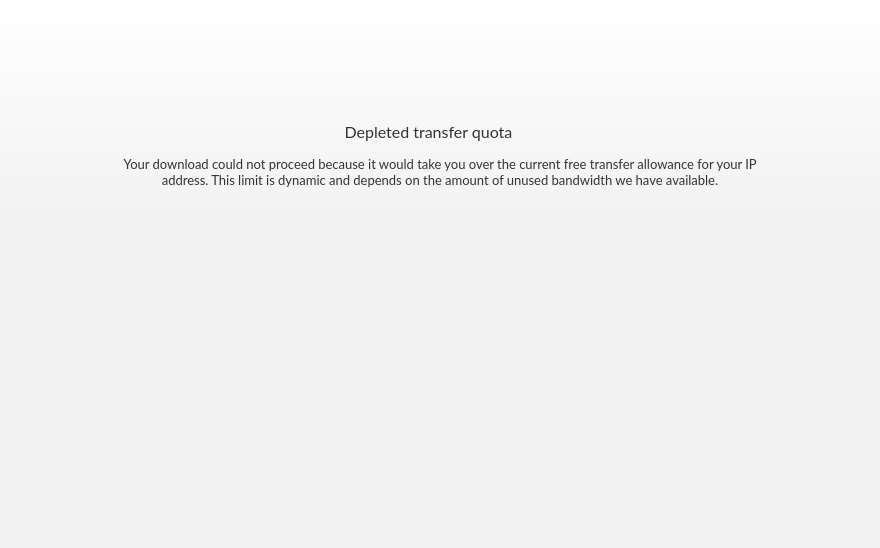
The window that src/MEGASync/gui/linux/UpgradeDialog.ui (meganz/MEGAsync) describes before a commit, drawn with Qt 5.
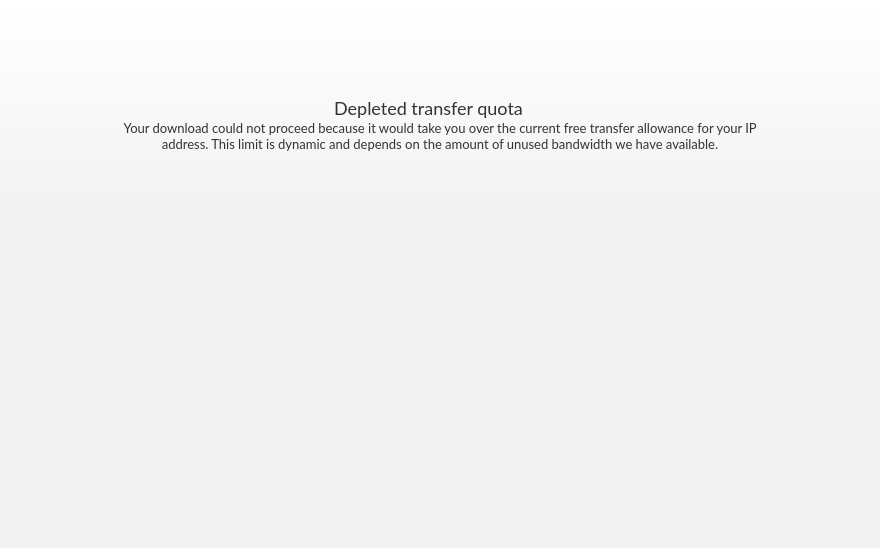
The same window after the commit. Icons and pictures are not drawn.

Commit message: [Fix] Fix upgrade dialog title and description maximum sizes on Windows and Linux as it is on Mac.

```diff
--- a/src/MEGASync/gui/linux/UpgradeDialog.ui
+++ b/src/MEGASync/gui/linux/UpgradeDialog.ui
@@ -58,7 +58,7 @@
      <property name="maximumSize">
       <size>
        <width>16777215</width>
-       <height>216</height>
+       <height>16777215</height>
       </size>
      </property>
      <property name="styleSheet">
@@ -157,20 +157,23 @@
          <widget class="QLabel" name="labelTitle">
           <property name="minimumSize">
            <size>
-            <width>189</width>
+               <width>0</width>
             <height>24</height>
            </size>
           </property>
           <property name="maximumSize">
            <size>
-            <width>189</width>
+               <width>16777215</width>
             <height>24</height>
            </size>
           </property>
           <property name="styleSheet">
-           <string notr="true">color: #333333;
+              <string notr="true">#labelTitle
+{
+color: #333333;
 font-family: Lato;
-font-size: 16px;</string>
+font-size: 18px;
+}</string>
           </property>
           <property name="text">
            <string>Depleted transfer quota</string>
@@ -241,7 +244,7 @@
         <property name="maximumSize">
          <size>
           <width>640</width>
-          <height>48</height>
+          <height>16777215</height>
          </size>
         </property>
         <property name="styleSheet">
@@ -250,7 +253,6 @@
     color: #333333;
 	font-family: Lato;
 	font-size: 13px;
-	line-height: 24px;
 }</string>
         </property>
         <property name="text">
```
The commit also changes 1 other file.
